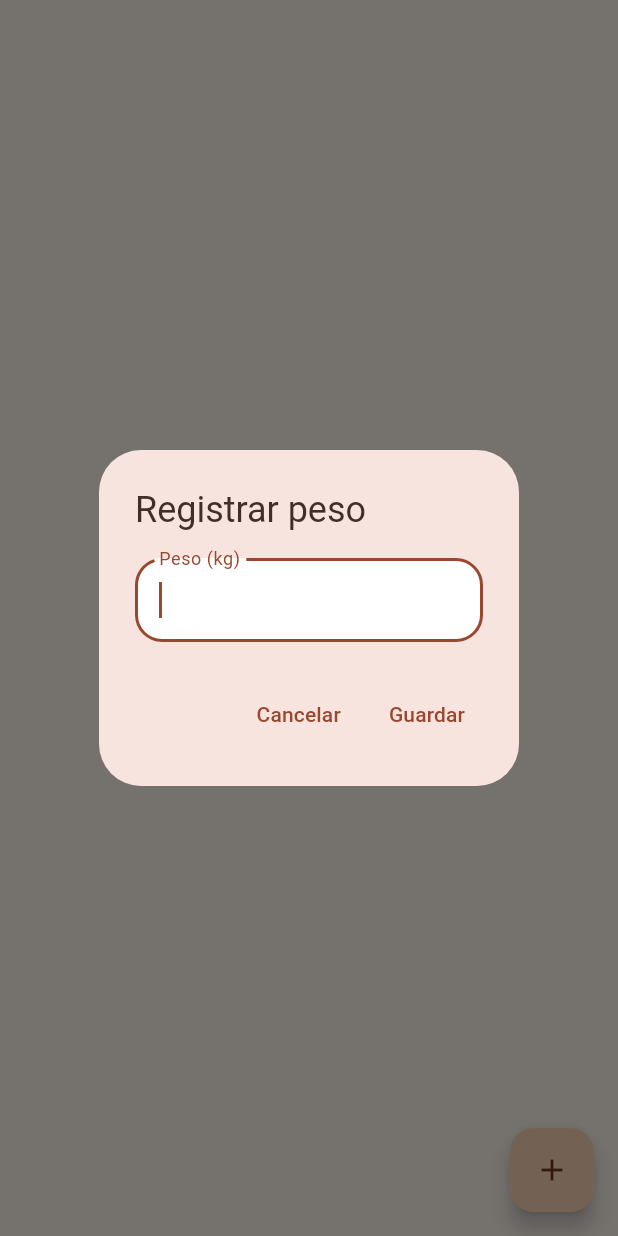
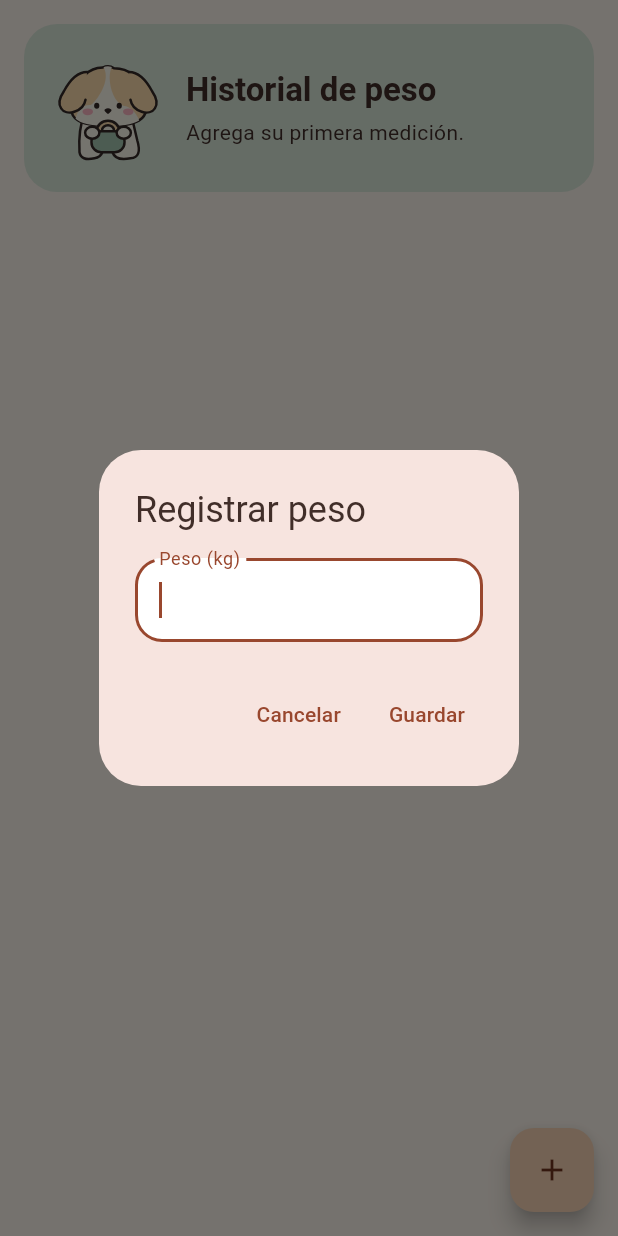
Before and after one commit to VaneFloresB3/app-mascotas, a Flutter app: the WeightTab screen opened directly with empty values, after a tap on the "add" icon, on a phone screen of 412 x 824 dp. Run offline on Flutter 3.47's test engine with Material 3 defaults, Android fonts, the phone set to English and light mode, and no system bars; our stand-ins replace drift, fl_chart, flutter_local_notifications, flutter_riverpod, shared_preferences, table_calendar and 1 more; accounts and stored records are empty; generated files the repository leaves out were written again.

Commit message:
Ilustra el diario, la salud y el peso según la especie

```diff
--- a/lib/features/eventos/events_tab.dart
+++ b/lib/features/eventos/events_tab.dart
@@ -1,7 +1,8 @@
 import 'package:flutter/material.dart';
 import 'package:flutter_riverpod/flutter_riverpod.dart';
 
-import '../../data/database.dart';
+import '../pets/pet_mascot.dart';
+import '../pets/activity_header.dart';
 import '../../domain/event_types.dart';
 import '../../domain/formatting.dart';
 import '../../notifications/notification_service.dart';
@@ -14,10 +15,12 @@ class EventsTab extends ConsumerWidget {
   const EventsTab({
     super.key,
     required this.petId,
+    required this.species,
     required this.types,
     required this.emptyText,
   });
 
+  final String species;
   final int petId;
   final Set<String> types;
   final String emptyText;
@@ -30,18 +33,34 @@ class EventsTab extends ConsumerWidget {
       data: (list) {
         final filtered = list.where((e) => types.contains(e.type)).toList();
         return Scaffold(
-          body: filtered.isEmpty
-              ? Center(child: Text(emptyText))
-              : ListView.builder(
-                  itemCount: filtered.length,
+          body: ListView.builder(
+            padding: const EdgeInsets.fromLTRB(16, 16, 16, 96),
+            itemCount: filtered.length + 1,
             itemBuilder: (context, i) {
-                    final e = filtered[i];
+              if (i == 0) {
+                final diary = types == dailyTypes;
+                return ActivityHeader(
+                    species: species,
+                    activity:
+                        diary ? MascotActivity.diary : MascotActivity.health,
+                    title: diary ? 'Diario de cuidados' : 'Historial de salud',
+                    description: filtered.isEmpty
+                        ? emptyText
+                        : filtered.length == 1
+                            ? '1 registro'
+                            : '${filtered.length} registros',
+                    color: diary
+                        ? const Color(0xffffe5cd)
+                        : const Color(0xffffe0dc));
+              }
+              final e = filtered[i - 1];
               final next = e.nextDate;
               final extra = [
                 if (e.notes != null && e.notes!.isNotEmpty) e.notes!,
                 if (next != null) 'Próxima: ${fmtDate(next)}',
               ].join(' · ');
-                    return ListTile(
+              return Card(
+                  child: ListTile(
                 title: Text(eventTypeLabels[e.type] ?? e.type),
                 subtitle: Text(
                   extra.isEmpty
@@ -53,7 +72,7 @@ class EventsTab extends ConsumerWidget {
                   icon: const Icon(Icons.delete_outline),
                   onPressed: () => _delete(ref, e.id),
                 ),
-                    );
+              ));
             },
           ),
           floatingActionButton: FloatingActionButton(
@@ -62,6 +81,7 @@ class EventsTab extends ConsumerWidget {
                 builder: (_) => EventFormScreen(petId: petId, types: types),
               ),
             ),
+            tooltip: 'Agregar registro',
             child: const Icon(Icons.add),
           ),
         );
--- a/lib/features/peso/weight_tab.dart
+++ b/lib/features/peso/weight_tab.dart
@@ -6,6 +6,8 @@ import 'package:flutter_riverpod/flutter_riverpod.dart';
 import '../../data/database.dart';
 import '../../domain/formatting.dart';
 import '../pets/pets_providers.dart';
+import '../pets/pet_mascot.dart';
+import '../pets/activity_header.dart';
 
 /// Pesos de una mascota, del más antiguo al más reciente.
 final weightsProvider = StreamProvider.family<List<Weight>, int>((ref, petId) {
@@ -17,8 +19,9 @@ final weightsProvider = StreamProvider.family<List<Weight>, int>((ref, petId) {
 });
 
 class WeightTab extends ConsumerWidget {
-  const WeightTab({super.key, required this.petId});
+  const WeightTab({super.key, required this.petId, required this.species});
 
+  final String species;
   final int petId;
 
   @override
@@ -28,11 +31,17 @@ class WeightTab extends ConsumerWidget {
     return weightsAsync.when(
       data: (list) {
         return Scaffold(
-          body: list.isEmpty
-              ? const Center(child: Text('Registra el peso de tu mascota.'))
-              : ListView(
-                  padding: const EdgeInsets.all(16),
+          body: ListView(
+            padding: const EdgeInsets.fromLTRB(16, 16, 16, 96),
             children: [
+              ActivityHeader(
+                  species: species,
+                  activity: MascotActivity.weight,
+                  title: 'Historial de peso',
+                  color: const Color(0xffdcebdd),
+                  description: list.isEmpty
+                      ? 'Agrega su primera medición.'
+                      : 'Última medición: ${list.last.kg.toStringAsFixed(2)} kg'),
               if (list.length >= 2) ...[
                 SizedBox(height: 200, child: _chart(list)),
                 const SizedBox(height: 16),
@@ -51,6 +60,7 @@ class WeightTab extends ConsumerWidget {
           ),
           floatingActionButton: FloatingActionButton(
             onPressed: () => _addWeight(context, ref),
+            tooltip: 'Registrar peso',
             child: const Icon(Icons.add),
           ),
         );
@@ -71,6 +81,7 @@ class WeightTab extends ConsumerWidget {
         lineBarsData: [
           LineChartBarData(
             spots: spots,
+            color: const Color(0xff49775e),
             isCurved: true,
             barWidth: 3,
             dotData: FlDotData(show: true),
--- /dev/null
+++ b/lib/features/pets/activity_header.dart
@@ -0,0 +1,39 @@
+import 'package:flutter/material.dart';
+import 'pet_mascot.dart';
+
+class ActivityHeader extends StatelessWidget {
+  const ActivityHeader(
+      {super.key,
+      required this.species,
+      required this.activity,
+      required this.title,
+      required this.description,
+      required this.color});
+  final String species, title, description;
+  final MascotActivity activity;
+  final Color color;
+
+  @override
+  Widget build(BuildContext context) => Card(
+        margin: const EdgeInsets.only(bottom: 16),
+        color: color,
+        child: Padding(
+            padding: const EdgeInsets.all(16),
+            child: Row(children: [
+              PetMascot(species: species, size: 80, activity: activity),
+              const SizedBox(width: 12),
+              Expanded(
+                  child: Column(
+                      crossAxisAlignment: CrossAxisAlignment.start,
+                      children: [
+                    Text(title,
+                        style: Theme.of(context)
+                            .textTheme
+                            .titleLarge
+                            ?.copyWith(fontWeight: FontWeight.bold)),
+                    const SizedBox(height: 4),
+                    Text(description),
+                  ])),
+            ])),
+      );
+}
--- a/lib/features/pets/pet_detail_screen.dart
+++ b/lib/features/pets/pet_detail_screen.dart
@@ -44,15 +44,17 @@ class PetDetailScreen extends ConsumerWidget {
           _ResumenView(pet: pet),
           EventsTab(
             petId: pet.id,
+            species: pet.species,
             types: dailyTypes,
             emptyText: 'Registra orinal, comidas o paseos.',
           ),
           EventsTab(
             petId: pet.id,
+            species: pet.species,
             types: healthTypes,
             emptyText: 'Registra vacunas, citas o medicinas.',
           ),
-          WeightTab(petId: pet.id),
+          WeightTab(petId: pet.id, species: pet.species),
           if (showCelo) CeloTab(pet: pet),
         ];
 
--- a/lib/features/pets/pet_mascot.dart
+++ b/lib/features/pets/pet_mascot.dart
@@ -1,8 +1,15 @@
 import 'package:flutter/material.dart';
+
+enum MascotActivity { profile, diary, health, weight }
 
 /// Retrato escalable para las fichas y el selector de especie.
 class PetMascot extends StatelessWidget {
-  const PetMascot({super.key, required this.species, required this.size});
+  const PetMascot(
+      {super.key,
+      required this.species,
+      required this.size,
+      this.activity = MascotActivity.profile});
+  final MascotActivity activity;
   final String species;
   final double size;
 
@@ -11,12 +18,14 @@ class PetMascot extends StatelessWidget {
         widthFactor: 1,
         heightFactor: 1,
         child: CustomPaint(
-            size: Size.square(size), painter: _Portrait(species == 'cat')),
+            size: Size.square(size),
+            painter: _Portrait(species == 'cat', activity)),
       );
 }
 
 class _Portrait extends CustomPainter {
-  const _Portrait(this.cat);
+  const _Portrait(this.cat, this.activity);
+  final MascotActivity activity;
   final bool cat;
 
   @override
@@ -125,7 +134,46 @@ class _Portrait extends CustomPainter {
           ..lineTo(80, 86)
           ..close(),
         ink);
-    // Estrella de bolsillo, compartida por ambas versiones.
+    void rounded(Rect rect, double radius, Color color) => shape(
+        Path()
+          ..addRRect(RRect.fromRectAndRadius(rect, Radius.circular(radius))),
+        color);
+    switch (activity) {
+      case MascotActivity.diary:
+        rounded(
+            const Rect.fromLTRB(58, 104, 101, 138), 4, const Color(0xffdcebf1));
+        canvas.drawLine(const Offset(65, 124), const Offset(79, 124), pen);
+        canvas.drawLine(const Offset(65, 130), const Offset(74, 130), pen);
+        canvas.save();
+        canvas.translate(83, 123);
+        canvas.rotate(.55);
+        rounded(
+            const Rect.fromLTRB(-4, -40, 4, -6), 2, const Color(0xffffcb79));
+        shape(
+            Path()
+              ..moveTo(-4, -6)
+              ..lineTo(0, 1)
+              ..lineTo(4, -6)
+              ..close(),
+            caramel);
+        canvas.restore();
+        break;
+      case MascotActivity.weight:
+        shape(Path()..addOval(const Rect.fromLTRB(65, 97, 95, 124)), caramel);
+        shape(Path()..addOval(const Rect.fromLTRB(72, 103, 88, 117)), ivory);
+        rounded(const Rect.fromLTRB(58, 111, 102, 139), 13,
+            const Color(0xffa6c9b2));
+        break;
+      case MascotActivity.health:
+        rounded(const Rect.fromLTRB(68, 98, 92, 115), 5, ivory);
+        rounded(
+            const Rect.fromLTRB(57, 106, 103, 136), 6, const Color(0xffffc6bc));
+        canvas.drawRect(
+            const Rect.fromLTRB(77, 113, 83, 129), Paint()..color = ivory);
+        canvas.drawRect(
+            const Rect.fromLTRB(72, 118, 88, 124), Paint()..color = ivory);
+        break;
+      case MascotActivity.profile:
         shape(
             Path()
               ..moveTo(80, 99)
@@ -140,6 +188,7 @@ class _Portrait extends CustomPainter {
               ..lineTo(73, 109)
               ..close(),
             const Color(0xffffdf81));
+    }
     for (final x in [59.0, 101.0]) {
       final paw = Path()
         ..addOval(
@@ -149,5 +198,6 @@ class _Portrait extends CustomPainter {
   }
 
   @override
-  bool shouldRepaint(_Portrait oldDelegate) => cat != oldDelegate.cat;
+  bool shouldRepaint(_Portrait oldDelegate) =>
+      cat != oldDelegate.cat || activity != oldDelegate.activity;
 }
```
Lines whose indentation alone changed are shown as unchanged.
